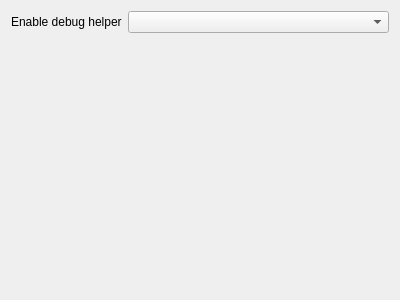
Qt form src/ubuntu/ubuntupackagestepconfigwidget.ui (runelabs/qtcreator-plugin-ubuntu) before a commit.
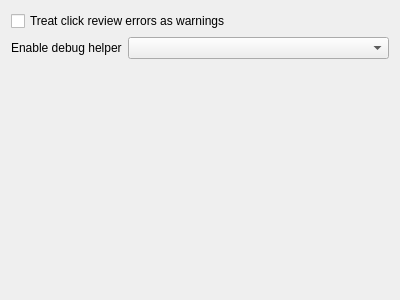
The same form after that commit.

Patch:
```diff
--- a/src/ubuntu/ubuntupackagestepconfigwidget.ui
+++ b/src/ubuntu/ubuntupackagestepconfigwidget.ui
@@ -14,7 +14,14 @@
    <string>Form</string>
   </property>
   <layout class="QFormLayout" name="formLayout">
-   <item row="0" column="0">
+   <item row="0" column="0" colspan="2">
+    <widget class="QCheckBox" name="checkBox">
+     <property name="text">
+      <string>Treat click review errors as warnings</string>
+     </property>
+    </widget>
+   </item>
+   <item row="1" column="0">
     <widget class="QLabel" name="label">
      <property name="text">
       <string>Enable debug helper</string>
@@ -24,7 +31,7 @@
      </property>
     </widget>
    </item>
-   <item row="0" column="1">
+   <item row="1" column="1">
     <widget class="QComboBox" name="comboBoxMode">
      <property name="toolTip">
       <string>&lt;html&gt;&lt;head/&gt;&lt;body&gt;&lt;p&gt;Specifies if the debug helper script &lt;br/&gt;is injected into the click package.&lt;/p&gt;&lt;p&gt;Auto will only package them when &lt;br/&gt;the project is compiled in debug mode.&lt;/p&gt;&lt;/body&gt;&lt;/html&gt;</string>
```
